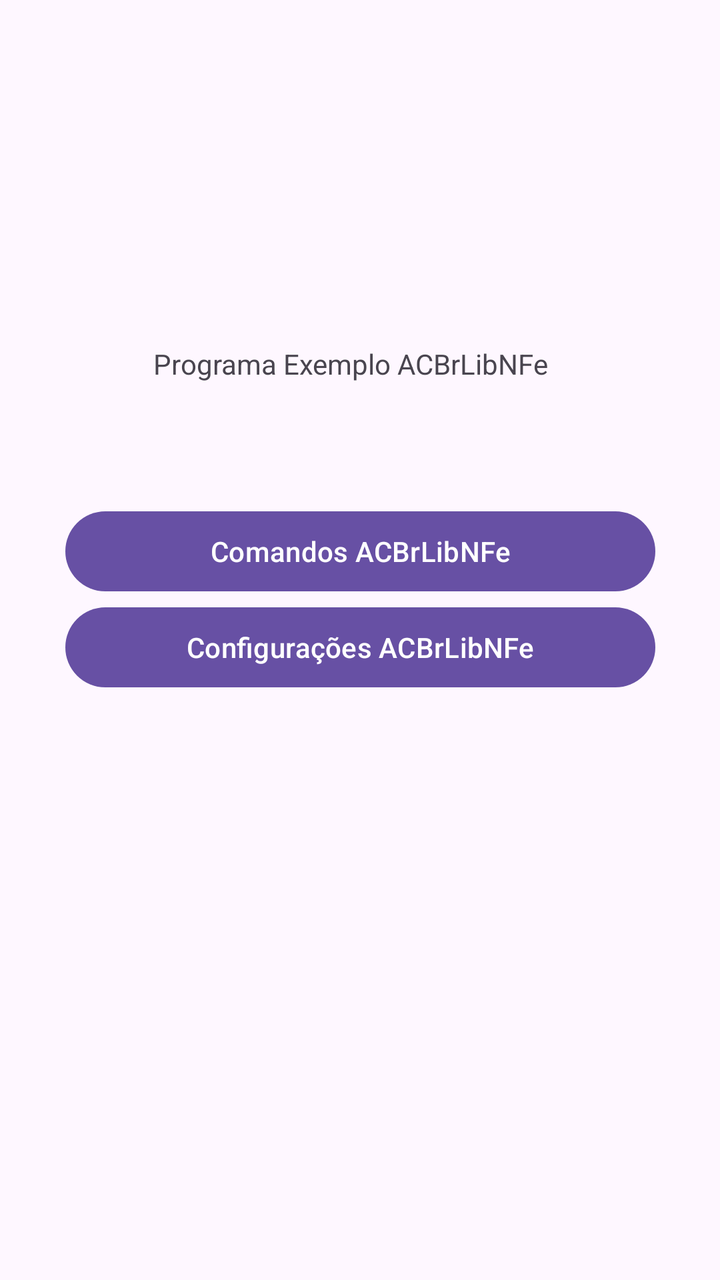
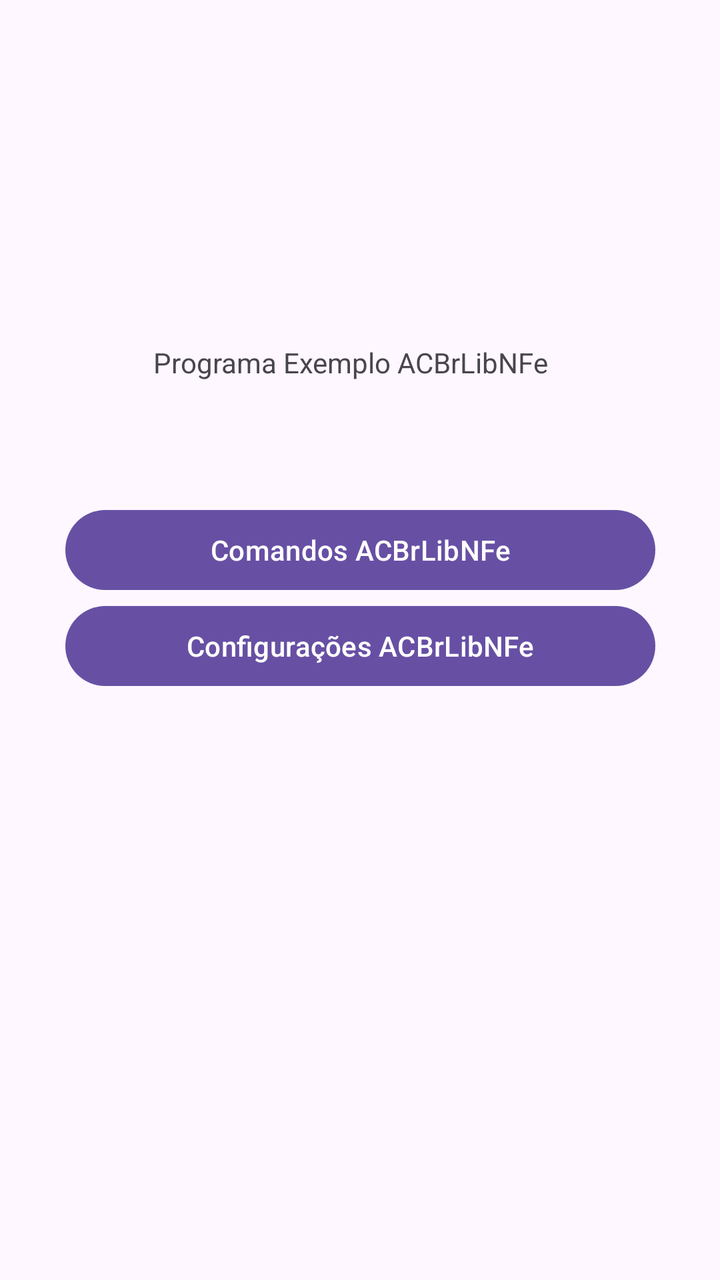

Before-and-after screenshots of an Android layout around one commit, followed by the original layout XML and the change that was made.
<!-- AndroidManifest.xml: application theme Theme.ACBrLibNFeDemo -->
<!-- res/layout/activity_main.xml -->
<?xml version="1.0" encoding="utf-8"?>
<androidx.constraintlayout.widget.ConstraintLayout xmlns:android="http://schemas.android.com/apk/res/android"
    xmlns:app="http://schemas.android.com/apk/res-auto"
    xmlns:tools="http://schemas.android.com/tools"
    android:id="@+id/main"
    android:layout_width="match_parent"
    android:layout_height="match_parent"
    tools:context=".MainActivity">

    <androidx.constraintlayout.widget.ConstraintLayout
        android:id="@+id/constraintLayout"
        android:layout_width="360dp"
        android:layout_height="639dp"
        android:layout_marginTop="1dp"
        app:layout_constraintBottom_toBottomOf="parent"
        app:layout_constraintEnd_toEndOf="parent"
        app:layout_constraintStart_toStartOf="parent"
        app:layout_constraintTop_toTopOf="parent">

        <LinearLayout
            android:id="@+id/linearLayout2"
            android:layout_width="206dp"
            android:layout_height="40dp"
            android:layout_marginTop="144dp"
            android:layout_marginEnd="1dp"
            android:layout_marginBottom="12dp"
            android:orientation="horizontal"
            app:layout_constraintBottom_toTopOf="@+id/linearLayout"
            app:layout_constraintEnd_toEndOf="parent"
            app:layout_constraintStart_toStartOf="parent"
            app:layout_constraintTop_toTopOf="parent">

            <LinearLayout
                android:layout_width="match_parent"
                android:layout_height="35dp"
                android:orientation="vertical">

                <TextView
                    android:id="@+id/textView2"
                    android:layout_width="wrap_content"
                    android:layout_height="wrap_content"
                    android:text="Programa Exemplo ACBrLibNFe" />
            </LinearLayout>
        </LinearLayout>

        <LinearLayout
            android:id="@+id/linearLayout"
            android:layout_width="295dp"
            android:layout_height="138dp"
            android:orientation="horizontal"
            app:layout_constraintBottom_toBottomOf="parent"
            app:layout_constraintEnd_toEndOf="parent"
            app:layout_constraintStart_toStartOf="parent"
            app:layout_constraintTop_toTopOf="parent">

            <LinearLayout
                android:layout_width="match_parent"
                android:layout_height="124dp"
                android:orientation="vertical">

                <Button
                    android:id="@+id/btnComandosNFe"
                    android:layout_width="295dp"
                    android:layout_height="wrap_content"
                    android:onClick="OnClick"
                    android:text="Comandos ACBrLibNFe" />

                <Button
                    android:id="@+id/btnConfiguracoes"
                    android:layout_width="295dp"
                    android:layout_height="wrap_content"
                    android:onClick="onClick"
                    android:text="Configurações ACBrLibNFe" />

            </LinearLayout>
        </LinearLayout>

    </androidx.constraintlayout.widget.ConstraintLayout>

</androidx.constraintlayout.widget.ConstraintLayout>
<!-- resources referenced by this layout -->
<resources>
  <style name="Theme.ACBrLibNFeDemo" parent="Base.Theme.ACBrLibNFeDemo" />
  <style name="Base.Theme.ACBrLibNFeDemo" parent="Theme.Material3.DayNight.NoActionBar">
          
          
      </style>
</resources>

<!-- the commit's change to res/layout/activity_main.xml (unified diff, before → after) -->
@@ -9,9 +9,8 @@
 
     <androidx.constraintlayout.widget.ConstraintLayout
         android:id="@+id/constraintLayout"
-        android:layout_width="360dp"
-        android:layout_height="639dp"
-        android:layout_marginTop="1dp"
+        android:layout_width="0dp"
+        android:layout_height="0dp"
         app:layout_constraintBottom_toBottomOf="parent"
         app:layout_constraintEnd_toEndOf="parent"
         app:layout_constraintStart_toStartOf="parent"
